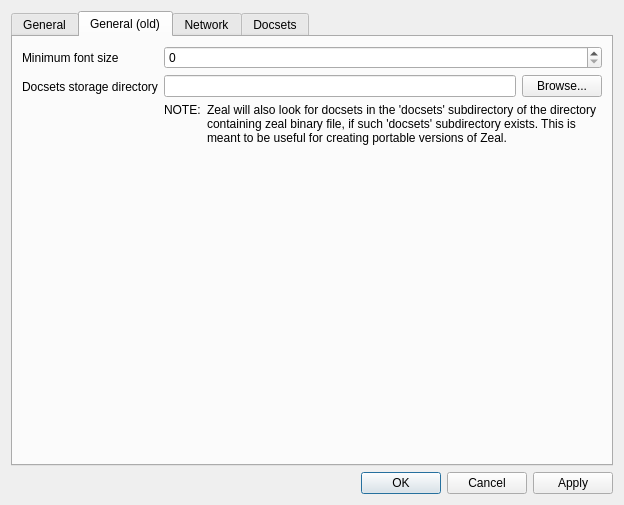
The window that src/ui/forms/settingsdialog.ui (zealdocs/zeal) describes before a commit, drawn with Qt 5.
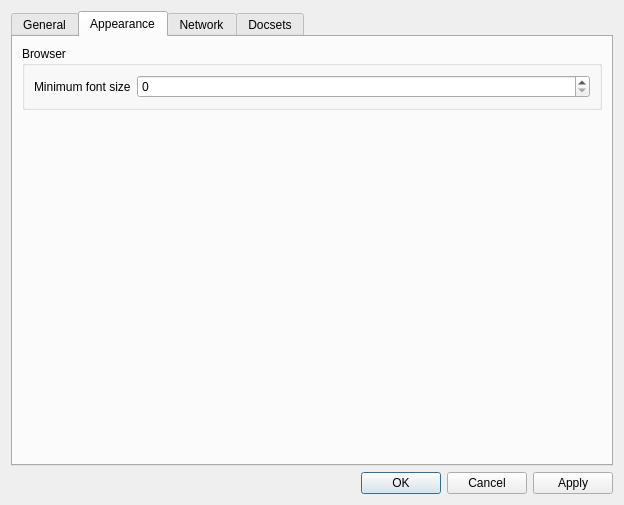
The same window after the commit. The open tabs and pages were chosen to show the change. Custom widgets are drawn as their Qt base class.

Commit message: Move storage path to General options tab, introduce Appearance tab

```diff
--- a/src/ui/forms/settingsdialog.ui
+++ b/src/ui/forms/settingsdialog.ui
@@ -105,6 +105,56 @@
          </layout>
         </widget>
        </item>
+       <item>
+        <widget class="QGroupBox" name="groupBox_4">
+         <property name="title">
+          <string>Docset storage</string>
+         </property>
+         <layout class="QFormLayout" name="formLayout_3">
+          <item row="0" column="0">
+           <widget class="QLabel" name="label_5">
+            <property name="text">
+             <string>Directory:</string>
+            </property>
+           </widget>
+          </item>
+          <item row="1" column="0">
+           <widget class="QLabel" name="label">
+            <property name="text">
+             <string>NOTE:</string>
+            </property>
+           </widget>
+          </item>
+          <item row="1" column="1">
+           <widget class="QLabel" name="label_3">
+            <property name="text">
+             <string>Zeal will also look for docsets in the 'docsets' subdirectory of the directory containing zeal binary file, if such 'docsets' subdirectory exists. This is meant to be useful for creating portable versions of Zeal.</string>
+            </property>
+            <property name="alignment">
+             <set>Qt::AlignJustify|Qt::AlignVCenter</set>
+            </property>
+            <property name="wordWrap">
+             <bool>true</bool>
+            </property>
+           </widget>
+          </item>
+          <item row="0" column="1">
+           <layout class="QHBoxLayout" name="horizontalLayout_2">
+            <item>
+             <widget class="QLineEdit" name="storageEdit"/>
+            </item>
+            <item>
+             <widget class="QPushButton" name="storageButton">
+              <property name="text">
+               <string>Browse...</string>
+              </property>
+             </widget>
+            </item>
+           </layout>
+          </item>
+         </layout>
+        </widget>
+       </item>
        <item>
         <spacer name="verticalSpacer">
          <property name="orientation">
@@ -122,77 +172,40 @@
      </widget>
      <widget class="QWidget" name="tab_3">
       <attribute name="title">
-       <string>General (old)</string>
+       <string>Appearance</string>
       </attribute>
       <layout class="QGridLayout" name="gridLayout">
        <item row="0" column="0">
-        <layout class="QFormLayout" name="formLayout">
-         <property name="fieldGrowthPolicy">
-          <enum>QFormLayout::AllNonFixedFieldsGrow</enum>
+        <widget class="QGroupBox" name="groupBox_2">
+         <property name="title">
+          <string>Browser</string>
          </property>
-         <item row="1" column="0">
-          <widget class="QLabel" name="label_2">
-           <property name="text">
-            <string>Minimum font size</string>
-           </property>
-          </widget>
-         </item>
-         <item row="1" column="1">
-          <widget class="QSpinBox" name="minFontSize"/>
-         </item>
-         <item row="2" column="0">
-          <widget class="QLabel" name="label_5">
-           <property name="text">
-            <string>Docsets storage directory</string>
-           </property>
-          </widget>
-         </item>
-         <item row="2" column="1">
-          <layout class="QVBoxLayout" name="verticalLayout_4">
-           <item>
-            <layout class="QHBoxLayout" name="horizontalLayout_3">
-             <item>
-              <widget class="QLineEdit" name="storageEdit"/>
-             </item>
-             <item>
-              <widget class="QPushButton" name="storageButton">
-               <property name="text">
-                <string>Browse...</string>
-               </property>
-              </widget>
-             </item>
-            </layout>
-           </item>
-           <item>
-            <layout class="QHBoxLayout" name="horizontalLayout_4" stretch="0,1">
-             <item>
-              <widget class="QLabel" name="label_7">
-               <property name="text">
-                <string>NOTE:</string>
-               </property>
-               <property name="alignment">
-                <set>Qt::AlignLeading|Qt::AlignLeft|Qt::AlignTop</set>
-               </property>
-              </widget>
-             </item>
-             <item>
-              <widget class="QLabel" name="label_6">
-               <property name="text">
-                <string>&lt;html&gt;&lt;head/&gt;&lt;body&gt;&lt;p&gt;Zeal will also look for docsets in the 'docsets' subdirectory of the directory containing zeal binary file, if such 'docsets' subdirectory exists. This is meant to be useful for creating portable versions of Zeal.&lt;/p&gt;&lt;/body&gt;&lt;/html&gt;</string>
-               </property>
-               <property name="scaledContents">
-                <bool>false</bool>
-               </property>
-               <property name="wordWrap">
-                <bool>true</bool>
-               </property>
-              </widget>
-             </item>
-            </layout>
-           </item>
-          </layout>
-         </item>
-        </layout>
+         <layout class="QFormLayout" name="formLayout_4">
+          <item row="0" column="0">
+           <widget class="QLabel" name="label_2">
+            <property name="text">
+             <string>Minimum font size</string>
+            </property>
+           </widget>
+          </item>
+          <item row="0" column="1">
+           <widget class="QSpinBox" name="minFontSize"/>
+          </item>
+         </layout>
+        </widget>
+       </item>
+       <item row="1" column="0">
+        <spacer name="verticalSpacer_3">
+         <property name="orientation">
+          <enum>Qt::Vertical</enum>
+         </property>
+         <property name="sizeHint" stdset="0">
+          <size>
+           <width>20</width>
+           <height>40</height>
+          </size>
+         </property>
+        </spacer>
        </item>
       </layout>
      </widget>
```
Left out of the diff: 4 changed lines with no effect on the pictures.
